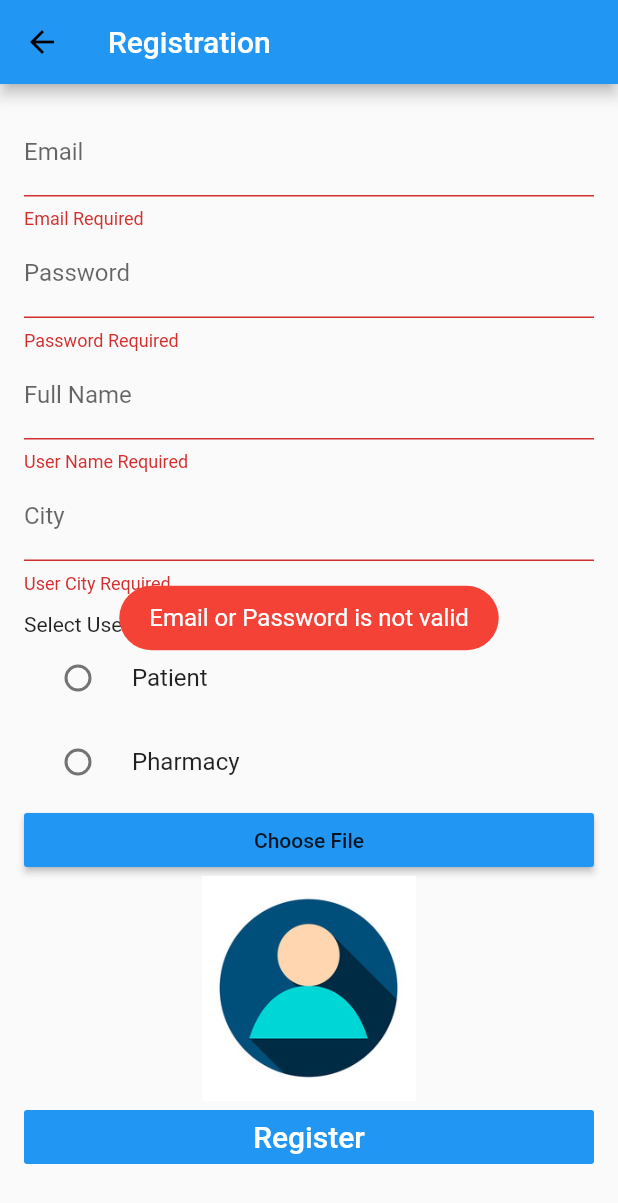
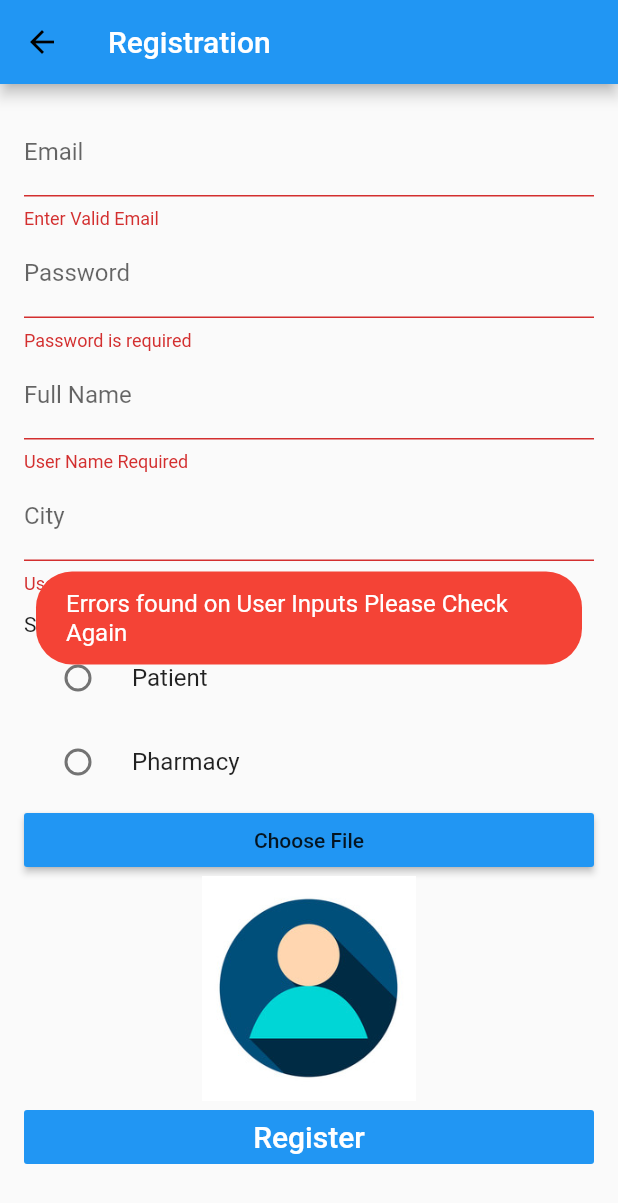
Before and after one commit to SayalaGalvin/Mobile-Pharmacy-App, a Flutter app: the Registration screen opened directly, after a tap on "Register", on a phone screen of 412 x 824 dp. Shown: the top 1203 px of the screen. Run offline on Flutter 3.47's test engine with Material 2 defaults, Android fonts, the phone set to English and light mode, and no system bars; our stand-ins replace cloud_firestore, firebase_auth, firebase_storage, flutter_bloc, fluttertoast, form_field_validator and 2 more; missing offline and left inert: flare_splash_screen, sweetalert; accounts and stored records are empty.

Commit message:
New Commit

```diff
--- a/lib/registration.dart
+++ b/lib/registration.dart
@@ -7,7 +7,9 @@ import 'package:flutter/cupertino.dart';
 
 import 'package:flutter/material.dart';
 import 'package:fluttertoast/fluttertoast.dart';
+import 'package:form_field_validator/form_field_validator.dart';
 import 'package:image_picker/image_picker.dart';
+import 'package:sweetalert/sweetalert.dart';
 
 class Registration extends StatefulWidget {
   @override
@@ -67,19 +69,24 @@ class _RegistrationState extends State<Registration> {
             'City': _city,
             'State': "0",
           }).then((onValue) {
-            Fluttertoast.showToast(
+            /*Fluttertoast.showToast(
                 msg: "Successfully Registered",
                 toastLength: Toast.LENGTH_SHORT,
                 gravity: ToastGravity.CENTER,
                 timeInSecForIosWeb: 1,
                 backgroundColor: Colors.teal,
                 textColor: Colors.white,
-                fontSize: 16.0);
+                fontSize: 16.0);*/
+            Navigator.of(context).pop();
+            SweetAlert.show(context,
+                title: "Patient registration Successful",
+                subtitle: "Please Login with Your Credentials",
+                style: SweetAlertStyle.success);
           });
         }
       } else {
         Fluttertoast.showToast(
-            msg: "Email or Password is not valid",
+            msg: "Errors found on User Inputs Please Check Again",
             toastLength: Toast.LENGTH_SHORT,
             gravity: ToastGravity.CENTER,
             timeInSecForIosWeb: 1,
@@ -111,15 +118,17 @@ class _RegistrationState extends State<Registration> {
                     crossAxisAlignment: CrossAxisAlignment.stretch,
                     children: <Widget>[
                       new TextFormField(
-                        decoration: new InputDecoration(labelText: "Email"),
-                        validator: (value) =>
-                            value.isEmpty ? "Email Required" : null,
+                        decoration: new InputDecoration(labelText: "Email",hintText: 'eg:- Example@example.com'),
+                        //validator: (value) =>
+                         //   value.isEmpty ? "Email Required" : null,
+                        validator: validateEmail,
                         onSaved: (value) => _email = value,
                       ),
                       new TextFormField(
                         decoration: new InputDecoration(labelText: "Password"),
-                        validator: (value) =>
-                            value.isEmpty ? "Password Required" : null,
+                       // validator: (value) =>
+                        //    value.isEmpty ? "Password Required" : null,
+                        validator: _passwordValidator,
                         onSaved: (value) => _password = value,
                         obscureText: true,
                       ),
@@ -222,4 +231,21 @@ class _RegistrationState extends State<Registration> {
       });
     });
   }
+
+  final _passwordValidator = MultiValidator([
+    RequiredValidator(errorText: 'Password is required'),
+    MinLengthValidator(8, errorText: 'password must be at least 8 digits long'),
+    //PatternValidator(r'(?=.*?[#?!@$%^&*-])', errorText: 'passwords must have at least one special character')
+  ]);
+
+  String validateEmail(String value) {
+    Pattern pattern =
+        r'^(([^<>()[\]\\.,;:\s@\"]+(\.[^<>()[\]\\.,;:\s@\"]+)*)|(\".+\"))@((\[[0-9]{1,3}\.[0-9]{1,3}\.[0-9]{1,3}\.[0-9]{1,3}\])|(([a-zA-Z\-0-9]+\.)+[a-zA-Z]{2,}))$';
+    RegExp regex = new RegExp(pattern);
+    if (!regex.hasMatch(value))
+      return 'Enter Valid Email';
+    else
+      return null;
+  }
+
 }
--- a/pubspec.yaml
+++ b/pubspec.yaml
@@ -17,6 +17,7 @@ environment:
   sdk: ">=2.1.0 <3.0.0"
 
 dependencies:
+  flare_splash_screen: ^2.0.1+2
   flutter:
     sdk: flutter
   firebase_auth: 0.16.1
@@ -26,6 +27,8 @@ dependencies:
   firebase_storage:
   image_picker:
   flutter_launcher_icons: ^0.8.0
+  sweetalert: ^0.0.1
+  form_field_validator: ^1.0.1
   flutter_launcher_name: ^0.0.1
   rxdart:
 dev_dependencies:
@@ -48,6 +51,7 @@ flutter:
   uses-material-design: true
   assets:
     - assets/images/
+    - assets/Intro.flr
   #  - images/a_dot_ham.jpeg
   # An image asset can refer to one or more resolution-specific "variants", see
   # https://flutter.dev/assets-and-images/#resolution-aware.
```
Also changed, not shown: lib/main.dart (+8 -3 lines), pubspec.lock, 1 other file.
